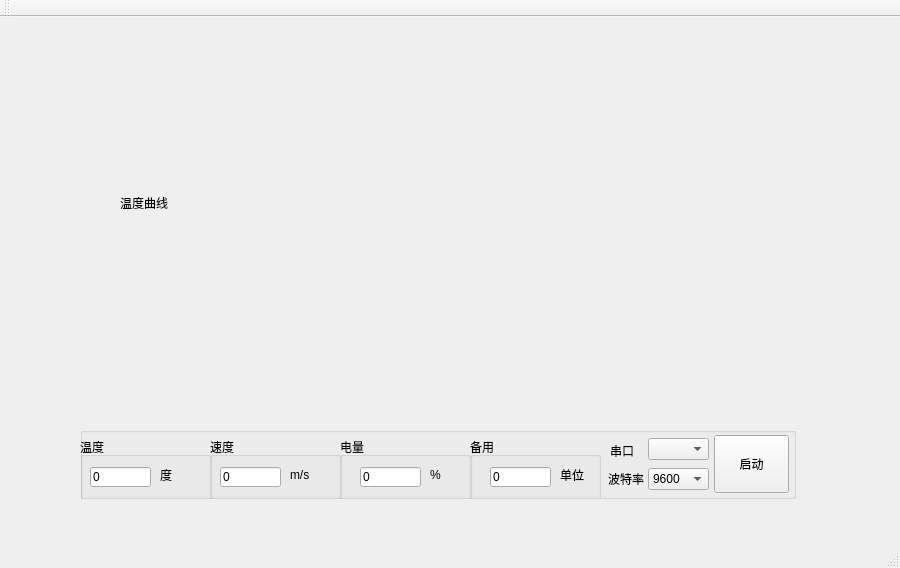
Qt form QT/mainwindow.ui (hvweihong/car_info_show) before a commit.
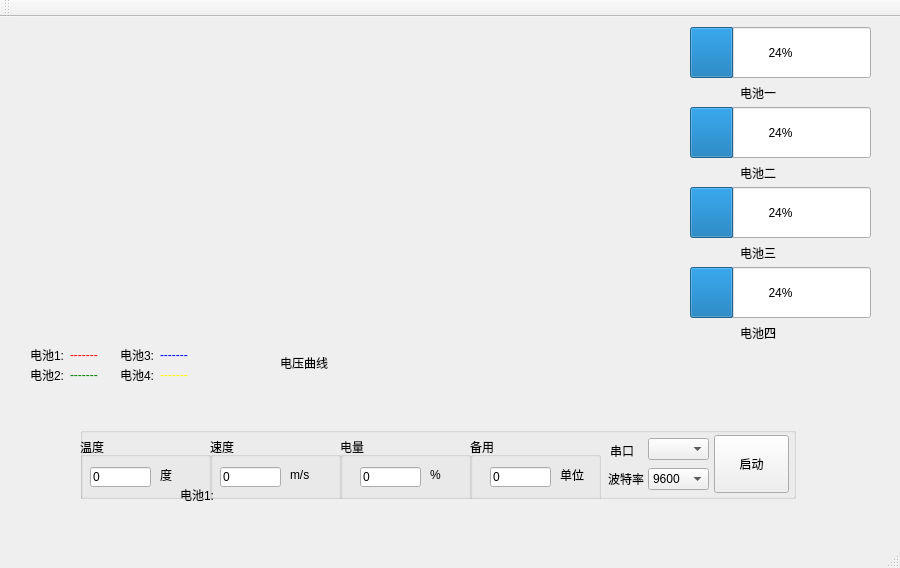
The same form after that commit.

```diff
--- a/QT/mainwindow.ui
+++ b/QT/mainwindow.ui
@@ -13,6 +13,12 @@
   <property name="windowTitle">
    <string>MainWindow</string>
   </property>
+  <property name="autoFillBackground">
+   <bool>true</bool>
+  </property>
+  <property name="styleSheet">
+   <string notr="true">font-color:rgb(255, 0, 127)</string>
+  </property>
   <widget class="QWidget" name="centralWidget">
    <widget class="QGroupBox" name="groupBox_all">
     <property name="geometry">
@@ -305,39 +311,265 @@
      </widget>
     </widget>
    </widget>
-   <widget class="QWidget" name="widget" native="true">
-    <property name="geometry">
-     <rect>
-      <x>530</x>
-      <y>20</y>
-      <width>300</width>
-      <height>150</height>
-     </rect>
-    </property>
-    <property name="minimumSize">
-     <size>
-      <width>0</width>
-      <height>150</height>
-     </size>
-    </property>
-    <property name="maximumSize">
-     <size>
-      <width>300</width>
-      <height>150</height>
-     </size>
-    </property>
-   </widget>
    <widget class="QLabel" name="label_2">
     <property name="geometry">
      <rect>
-      <x>120</x>
-      <y>180</y>
+      <x>280</x>
+      <y>340</y>
       <width>54</width>
       <height>12</height>
      </rect>
     </property>
     <property name="text">
-     <string>温度曲线</string>
+     <string>电压曲线</string>
+    </property>
+   </widget>
+   <widget class="QProgressBar" name="battleBar_1">
+    <property name="geometry">
+     <rect>
+      <x>690</x>
+      <y>10</y>
+      <width>181</width>
+      <height>51</height>
+     </rect>
+    </property>
+    <property name="value">
+     <number>24</number>
+    </property>
+   </widget>
+   <widget class="QProgressBar" name="battleBar_2">
+    <property name="geometry">
+     <rect>
+      <x>690</x>
+      <y>90</y>
+      <width>181</width>
+      <height>51</height>
+     </rect>
+    </property>
+    <property name="value">
+     <number>24</number>
+    </property>
+   </widget>
+   <widget class="QProgressBar" name="battleBar_3">
+    <property name="geometry">
+     <rect>
+      <x>690</x>
+      <y>170</y>
+      <width>181</width>
+      <height>51</height>
+     </rect>
+    </property>
+    <property name="value">
+     <number>24</number>
+    </property>
+   </widget>
+   <widget class="QProgressBar" name="battleBar_4">
+    <property name="geometry">
+     <rect>
+      <x>690</x>
+      <y>250</y>
+      <width>181</width>
+      <height>51</height>
+     </rect>
+    </property>
+    <property name="value">
+     <number>24</number>
+    </property>
+   </widget>
+   <widget class="QLabel" name="label_4">
+    <property name="geometry">
+     <rect>
+      <x>740</x>
+      <y>70</y>
+      <width>54</width>
+      <height>12</height>
+     </rect>
+    </property>
+    <property name="text">
+     <string>电池一</string>
+    </property>
+   </widget>
+   <widget class="QLabel" name="label_5">
+    <property name="geometry">
+     <rect>
+      <x>740</x>
+      <y>150</y>
+      <width>54</width>
+      <height>12</height>
+     </rect>
+    </property>
+    <property name="text">
+     <string>电池二</string>
+    </property>
+   </widget>
+   <widget class="QLabel" name="label_6">
+    <property name="geometry">
+     <rect>
+      <x>740</x>
+      <y>230</y>
+      <width>54</width>
+      <height>12</height>
+     </rect>
+    </property>
+    <property name="text">
+     <string>电池三</string>
+    </property>
+   </widget>
+   <widget class="QLabel" name="label_8">
+    <property name="geometry">
+     <rect>
+      <x>740</x>
+      <y>310</y>
+      <width>54</width>
+      <height>12</height>
+     </rect>
+    </property>
+    <property name="text">
+     <string>电池四</string>
+    </property>
+   </widget>
+   <widget class="QLabel" name="label_10">
+    <property name="geometry">
+     <rect>
+      <x>30</x>
+      <y>330</y>
+      <width>41</width>
+      <height>16</height>
+     </rect>
+    </property>
+    <property name="styleSheet">
+     <string notr="true"/>
+    </property>
+    <property name="text">
+     <string>电池1:</string>
+    </property>
+   </widget>
+   <widget class="QLabel" name="label_12">
+    <property name="geometry">
+     <rect>
+      <x>70</x>
+      <y>330</y>
+      <width>41</width>
+      <height>16</height>
+     </rect>
+    </property>
+    <property name="styleSheet">
+     <string notr="true">color:red</string>
+    </property>
+    <property name="text">
+     <string>-------</string>
+    </property>
+   </widget>
+   <widget class="QLabel" name="label_13">
+    <property name="geometry">
+     <rect>
+      <x>70</x>
+      <y>350</y>
+      <width>41</width>
+      <height>16</height>
+     </rect>
+    </property>
+    <property name="styleSheet">
+     <string notr="true">color:green</string>
+    </property>
+    <property name="text">
+     <string>-------</string>
+    </property>
+   </widget>
+   <widget class="QLabel" name="label_14">
+    <property name="geometry">
+     <rect>
+      <x>30</x>
+      <y>350</y>
+      <width>41</width>
+      <height>16</height>
+     </rect>
+    </property>
+    <property name="styleSheet">
+     <string notr="true"/>
+    </property>
+    <property name="text">
+     <string>电池2:</string>
+    </property>
+   </widget>
+   <widget class="QLabel" name="label_15">
+    <property name="geometry">
+     <rect>
+      <x>160</x>
+      <y>330</y>
+      <width>41</width>
+      <height>16</height>
+     </rect>
+    </property>
+    <property name="styleSheet">
+     <string notr="true">color:blue</string>
+    </property>
+    <property name="text">
+     <string>-------</string>
+    </property>
+   </widget>
+   <widget class="QLabel" name="label_16">
+    <property name="geometry">
+     <rect>
+      <x>120</x>
+      <y>330</y>
+      <width>41</width>
+      <height>16</height>
+     </rect>
+    </property>
+    <property name="styleSheet">
+     <string notr="true"/>
+    </property>
+    <property name="text">
+     <string>电池3:</string>
+    </property>
+   </widget>
+   <widget class="QLabel" name="label_18">
+    <property name="geometry">
+     <rect>
+      <x>180</x>
+      <y>470</y>
+      <width>41</width>
+      <height>16</height>
+     </rect>
+    </property>
+    <property name="styleSheet">
+     <string notr="true"/>
+    </property>
+    <property name="text">
+     <string>电池1:</string>
+    </property>
+   </widget>
+   <widget class="QLabel" name="label_19">
+    <property name="geometry">
+     <rect>
+      <x>160</x>
+      <y>350</y>
+      <width>41</width>
+      <height>16</height>
+     </rect>
+    </property>
+    <property name="styleSheet">
+     <string notr="true">color:yellow</string>
+    </property>
+    <property name="text">
+     <string>-------</string>
+    </property>
+   </widget>
+   <widget class="QLabel" name="label_20">
+    <property name="geometry">
+     <rect>
+      <x>120</x>
+      <y>350</y>
+      <width>41</width>
+      <height>16</height>
+     </rect>
+    </property>
+    <property name="styleSheet">
+     <string notr="true"/>
+    </property>
+    <property name="text">
+     <string>电池4:</string>
     </property>
    </widget>
   </widget>
```
